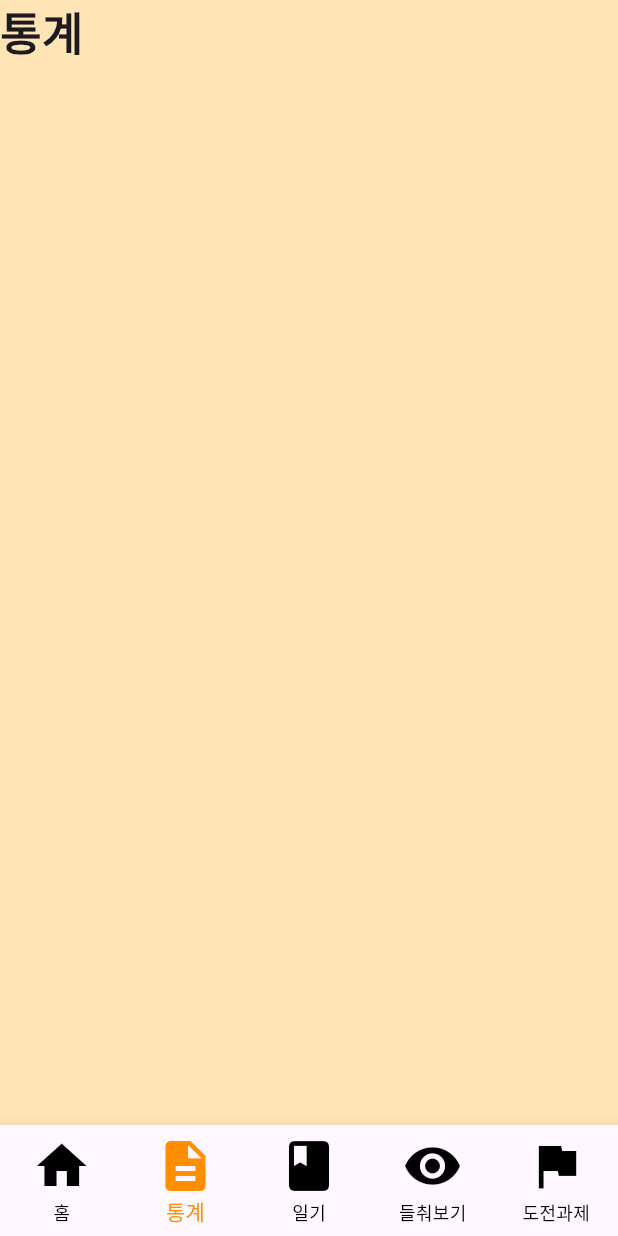
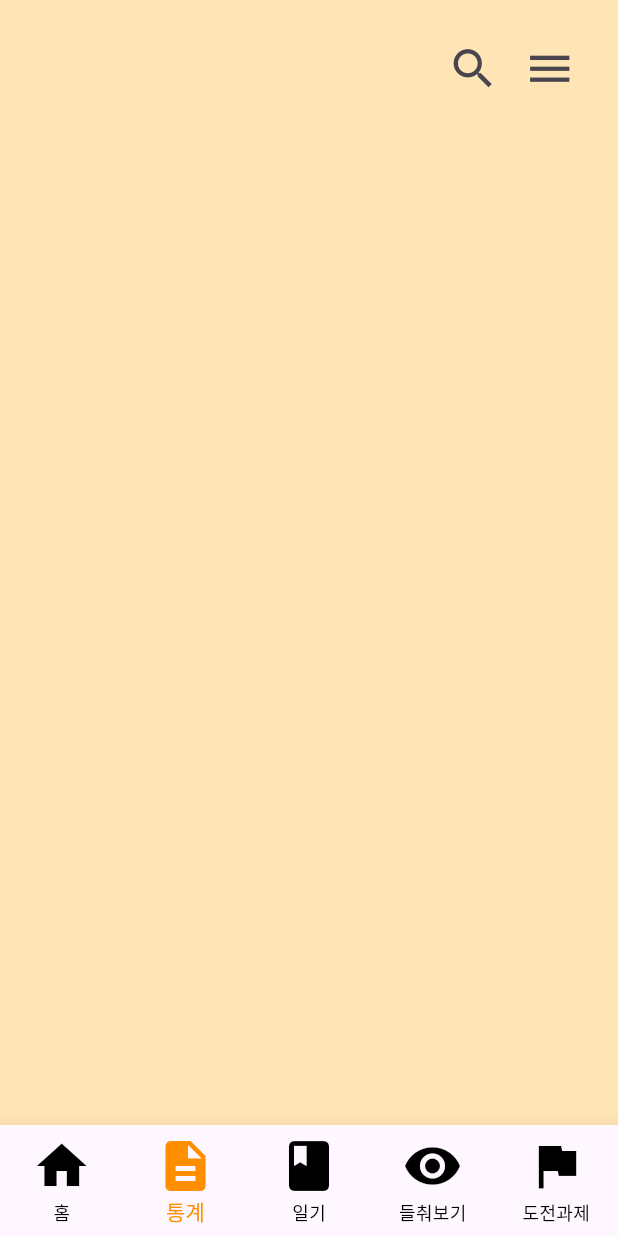
Before and after one commit to swatper/CapstoneDesign_Diary, a Flutter app: the screen it shows after launch, item 2 of the bottom bar chosen, on a phone screen of 412 x 824 dp. Run offline on Flutter 3.47's test engine with Material 3 defaults, Android fonts, the phone set to English and light mode, and no system bars; our stand-ins replace fl_chart, fluttertoast, table_calendar; missing offline and left inert: custom_calender_picker.

Commit message:
방사 그래프 만드는 중

```diff
--- a/lib/challenge/challengewindow.dart
+++ b/lib/ChallengeWindow/challengewindow.dart
@@ -1,5 +1,5 @@
 import 'package:flutter/material.dart';
-import 'package:capstone_diary/challenge/challengeitem.dart';
+import 'package:capstone_diary/ChallengeWindow/challengeitem.dart';
 
 class Challengewindow extends StatefulWidget {
   const Challengewindow({super.key});
--- /dev/null
+++ b/lib/StatisticsWindow/statisticswindow.dart
@@ -0,0 +1,87 @@
+import 'package:flutter/material.dart';
+import 'package:capstone_diary/Utils/toastmessage.dart';
+import 'package:capstone_diary/HomeWindow/sidemenuwidget.dart';
+
+class Statisticswindow extends StatefulWidget {
+  final Function(int) sideMenuToHomeWindowIndex;
+  const Statisticswindow({super.key, required this.sideMenuToHomeWindowIndex});
+  @override
+  State<Statisticswindow> createState() => _StatisticswindowState();
+}
+
+class _StatisticswindowState extends State<Statisticswindow> {
+  final Map<String, int> emotionData = {
+    '행복': 0,
+    '슬픔': 0,
+    '분노': 0,
+    '불안': 0,
+    '기쁨': 0,
+    '우울': 0,
+  };
+
+  @override
+  void initState() {
+    super.initState();
+  }
+
+  void handleDateSelected(DateTime date) {
+    setState(() {});
+  }
+
+  void searchDiray() {
+    showToastMessage("아직 미구현");
+  }
+
+  //메뉴 버튼
+  void showMenu() {
+    Navigator.of(context).push(
+      PageRouteBuilder(
+        opaque: false,
+        pageBuilder: (context, animation, secondaryAnimation) {
+          return SlideTransition(
+            position: Tween<Offset>(
+              begin: Offset(1.0, 0),
+              end: Offset(0, 0),
+            ).animate(animation),
+            child: SideMenuWidget(
+              sideMenuSelectedIndex: widget.sideMenuToHomeWindowIndex,
+            ),
+          );
+        },
+      ),
+    );
+  }
+
+  @override
+  Widget build(BuildContext context) {
+    return Scaffold(
+      backgroundColor: Color(0xffFFE4B5),
+      body: SingleChildScrollView(
+        child: Padding(
+          padding: EdgeInsets.symmetric(horizontal: 20),
+          child: Column(
+            mainAxisAlignment: MainAxisAlignment.center,
+            children: [
+              SizedBox(height: 20),
+              Row(
+                mainAxisAlignment: MainAxisAlignment.end,
+                children: [
+                  IconButton(
+                    onPressed: searchDiray,
+                    icon: Icon(Icons.search, size: 35),
+                  ),
+                  IconButton(
+                    onPressed: showMenu,
+                    icon: Icon(Icons.menu, size: 35),
+                  ),
+                ],
+              ),
+              SizedBox(height: 10),
+              //그래프 영역
+            ],
+          ),
+        ),
+      ),
+    );
+  }
+}
--- a/lib/main.dart
+++ b/lib/main.dart
@@ -1,9 +1,10 @@
 import 'package:flutter/material.dart';
 import 'package:capstone_diary/bottomnavbar.dart';
 import 'package:capstone_diary/HomeWindow/homewindow.dart';
-import 'package:capstone_diary/challenge/challengewindow.dart';
+import 'package:capstone_diary/ChallengeWindow/challengewindow.dart';
 import 'package:capstone_diary/profilewindow.dart';
 import 'package:capstone_diary/KGB/writewindow.dart';
+import 'package:capstone_diary/StatisticsWindow/statisticswindow.dart';
 
 void main() {
   runApp(const MyApp());
@@ -47,7 +48,7 @@ class _HomeScreenState extends State<HomeScreen> {
     super.initState();
     _screens = [
       HomeWindow(sideMenuToHomeWindowIndex: updateSelectedIndex),
-      Text('통계', style: TextStyle(fontSize: 30, fontWeight: FontWeight.bold)),
+      Statisticswindow(sideMenuToHomeWindowIndex: updateSelectedIndex),
       Text(
         '일기 목록',
         style: TextStyle(fontSize: 30, fontWeight: FontWeight.bold),
--- a/pubspec.yaml
+++ b/pubspec.yaml
@@ -35,6 +35,7 @@ dependencies:
   table_calendar: ^3.0.9
   fluttertoast: ^8.2.2
   http: ^1.3.0
+  fl_chart: ^0.70.2
 
   # The following adds the Cupertino Icons font to your application.
   # Use with the CupertinoIcons class for iOS style icons.
```
Also changed, not shown: lib/StatisticsWindow/emotionraderchart.dart (added, +36 -0 lines), lib/ChallengeWindow/challengeitem.dart (renamed from lib/challenge/challengeitem.dart).
